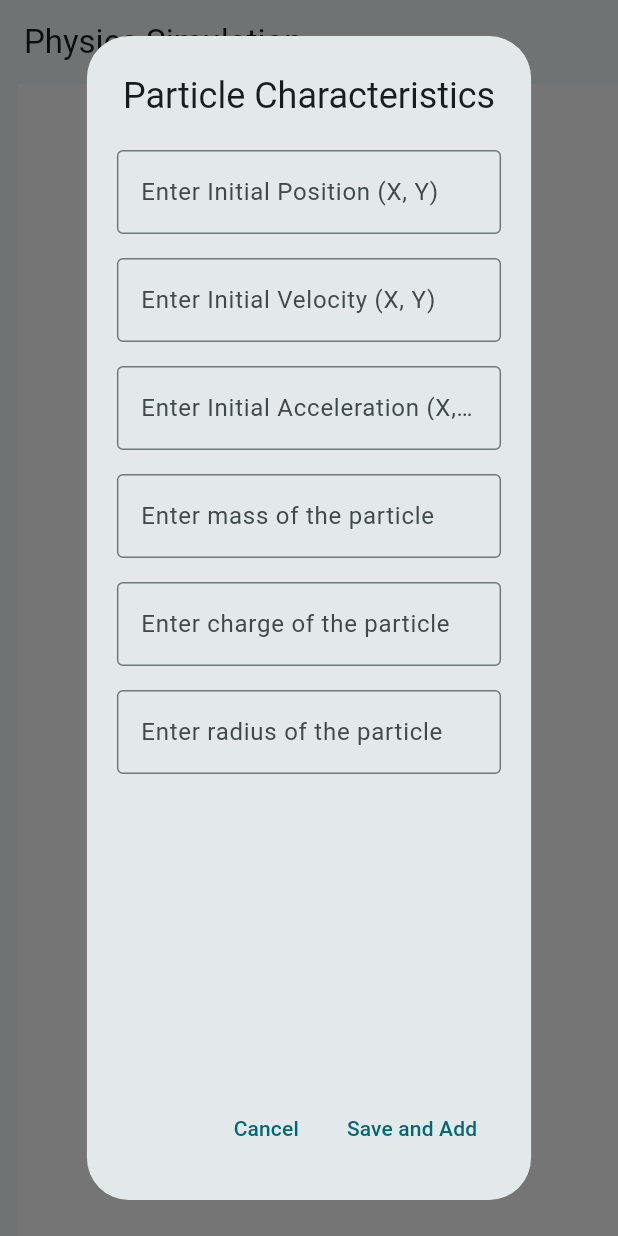
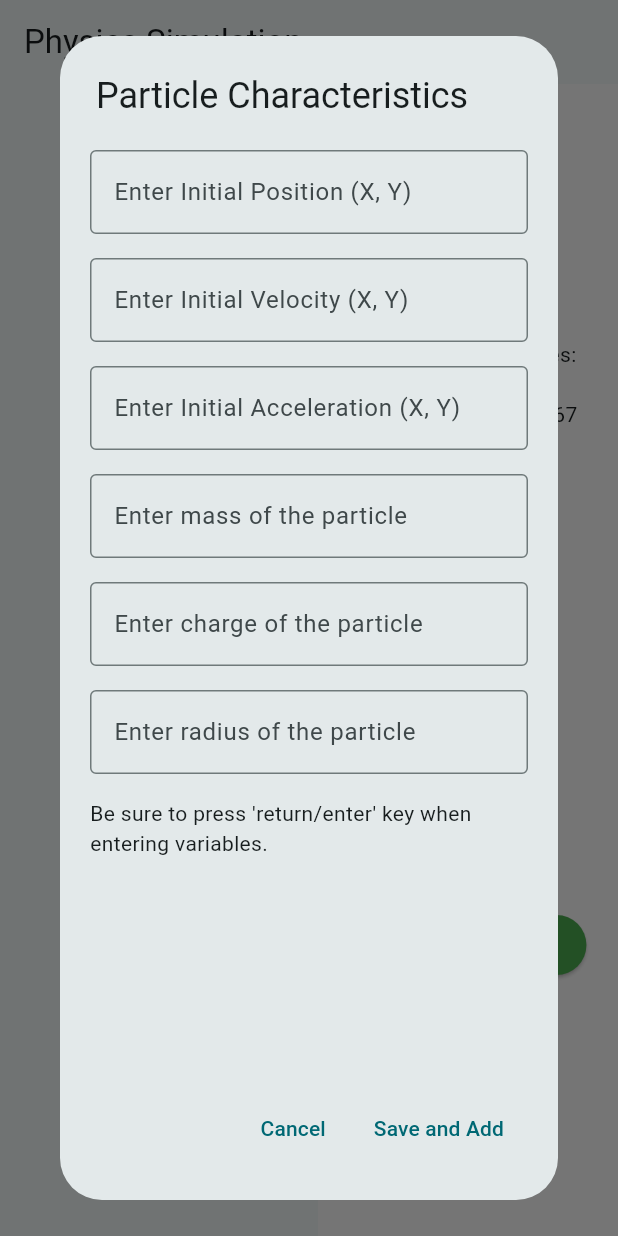
Before and after one commit to minwis/physics_simulation, a Flutter app: the screen it shows after launch, after a tap on "Add New Particle", on a phone screen of 412 x 824 dp. Run offline on Flutter 3.47's test engine with Material 3 defaults, Android fonts, the phone set to English and light mode, and no system bars.

Commit message:
design details

```diff
--- a/lib/main.dart
+++ b/lib/main.dart
@@ -89,9 +89,9 @@
       }
 
       void addNewParticle() {
-        Vec2 pos = Vec2(0,0);
-        Vec2 vel = Vec2(0,0);
-        Vec2 acc = Vec2(0,0);
+        Vec2 pos = new Vec2(0,0);
+        Vec2 vel = new Vec2(0,0);
+        Vec2 acc = new Vec2(0,0);
         Vec2 vMinusHalf = Vec2(0,0);
         double m = 0.1;
         double q = 0;
@@ -208,6 +208,7 @@
                   },
                 ),
                 SizedBox(height: 16),
+                Text("Be sure to press 'return/enter' key when entering variables.")
 
                 //color input
                 /*TextField(
@@ -242,13 +243,12 @@
 
 
               SizedBox(
-                width: 400,
+                width: 200,
                 child: SingleChildScrollView(
                   child: Column(
                     children: [
                       Text(
                         "Environment Variables: ",
-                        //style: TextStyle(fontStyle: italic),
                       ),
                       Text("G Strength: $g"),
                       Text("dt: $dt"),
@@ -258,12 +258,12 @@
 
                       //choose which particle to display
                       DropdownButton(
-                        menuWidth: 50,
+                        menuWidth: 100,
                         value: _selectedParticle,
                         //icon: const Icon(Icons.menu),
                         style: const TextStyle(
                           color: Colors.black,
-                          fontSize: 10,
+                          fontSize: 15,
                         ),
                         onChanged: (int? newValue) {
                           setState( () {
```
